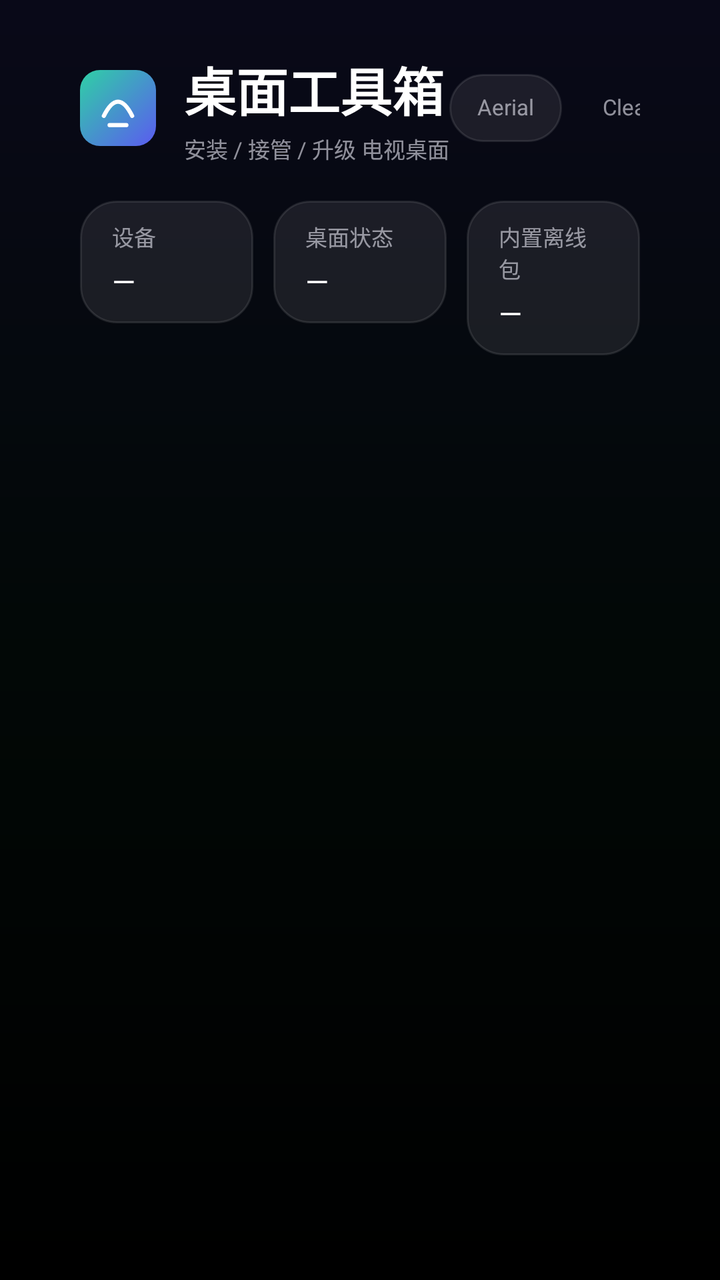
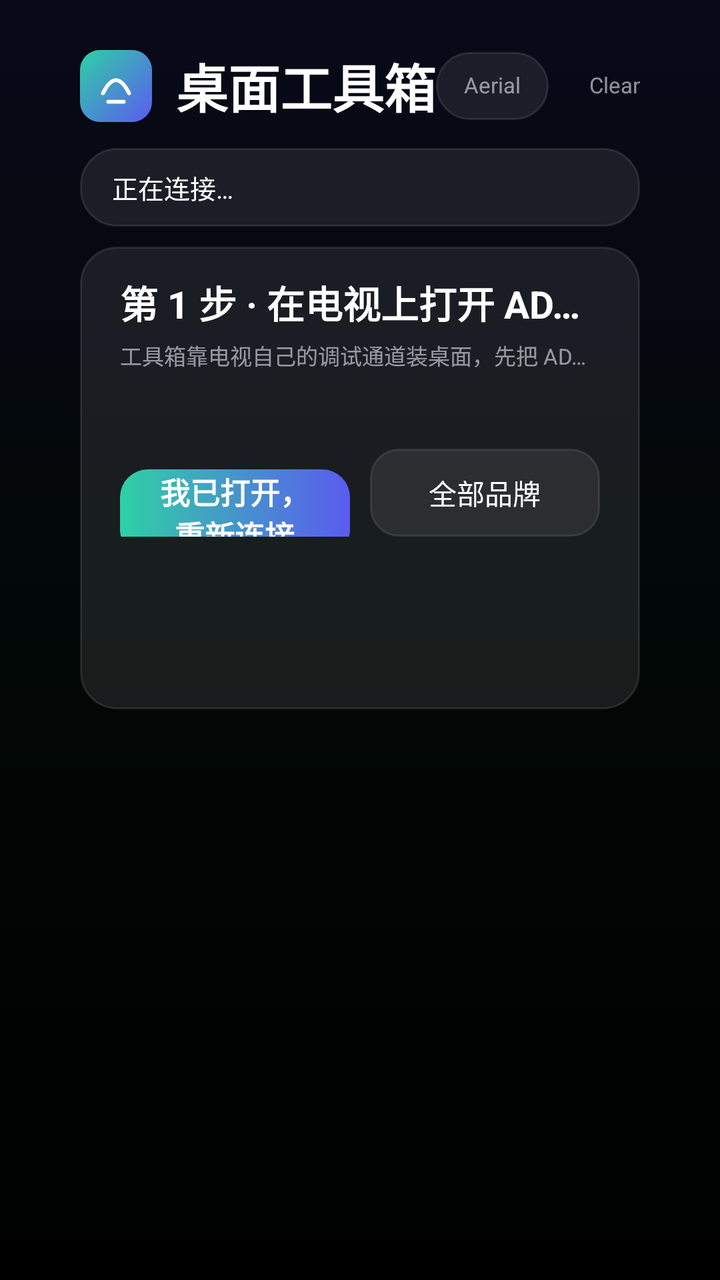

Screens rendered from an Android XML layout before and after an edit, with the pre-edit source and the edit as a unified diff.
<!-- AndroidManifest.xml: application theme AppTheme -->
<!-- res/layout/activity_main.xml -->
<?xml version="1.0" encoding="utf-8"?>
<FrameLayout xmlns:android="http://schemas.android.com/apk/res/android"
    android:layout_width="match_parent"
    android:layout_height="match_parent"
    android:background="@drawable/bg_app">

    
    <LinearLayout
        android:layout_width="match_parent"
        android:layout_height="match_parent"
        android:orientation="vertical"
        android:paddingStart="40dp"
        android:paddingTop="26dp"
        android:paddingEnd="40dp"
        android:paddingBottom="20dp">

        
        <LinearLayout
            android:layout_width="match_parent"
            android:layout_height="wrap_content"
            android:gravity="center_vertical"
            android:orientation="horizontal">

            <FrameLayout
                android:layout_width="38dp"
                android:layout_height="38dp"
                android:background="@drawable/bg_mark">

                <ImageView
                    android:layout_width="match_parent"
                    android:layout_height="match_parent"
                    android:contentDescription="@null"
                    android:padding="6dp"
                    android:src="@drawable/ic_mark" />
            </FrameLayout>

            <LinearLayout
                android:layout_width="wrap_content"
                android:layout_height="wrap_content"
                android:layout_marginStart="14dp"
                android:orientation="vertical">

                <TextView
                    android:layout_width="wrap_content"
                    android:layout_height="wrap_content"
                    android:text="@string/app_name"
                    style="@style/Text.LargeTitle" />

                <TextView
                    android:layout_width="wrap_content"
                    android:layout_height="wrap_content"
                    android:layout_marginTop="3dp"
                    android:text="@string/app_subtitle"
                    style="@style/Text.Caption" />
            </LinearLayout>

            <View
                android:layout_width="0dp"
                android:layout_height="1dp"
                android:layout_weight="1" />

            
            <LinearLayout
                android:layout_width="wrap_content"
                android:layout_height="wrap_content"
                android:layout_marginEnd="12dp"
                android:gravity="center_vertical"
                android:orientation="horizontal">

                <TextView
                    android:id="@+id/chipAerial"
                    style="@style/Text.Caption"
                    android:layout_width="wrap_content"
                    android:layout_height="34dp"
                    android:background="@drawable/bg_chip"
                    android:focusable="true"
                    android:foreground="?android:attr/selectableItemBackground"
                    android:gravity="center"
                    android:paddingStart="14dp"
                    android:paddingEnd="14dp"
                    android:text="Aerial" />

                <TextView
                    android:id="@+id/chipCleanTv"
                    style="@style/Text.Caption"
                    android:layout_width="wrap_content"
                    android:layout_height="34dp"
                    android:layout_marginStart="6dp"
                    android:focusable="true"
                    android:foreground="?android:attr/selectableItemBackground"
                    android:gravity="center"
                    android:paddingStart="14dp"
                    android:paddingEnd="14dp"
                    android:text="CleanYourTV" />
            </LinearLayout>

            <TextView
                android:id="@+id/tvStatus"
                android:layout_width="wrap_content"
                android:layout_height="wrap_content"
                android:background="@drawable/bg_chip"
                android:paddingStart="16dp"
                android:paddingTop="8dp"
                android:paddingEnd="16dp"
                android:paddingBottom="8dp"
                android:text="@string/connecting"
                android:textColor="@color/text_primary"
                android:textSize="13sp" />

            <Button
                android:id="@+id/btnRetry"
                style="@style/Btn.Ghost"
                android:layout_width="wrap_content"
                android:layout_height="40dp"
                android:layout_marginStart="10dp"
                android:text="@string/reconnect"
                android:textSize="13sp" />
        </LinearLayout>

        
        <LinearLayout
            android:layout_width="match_parent"
            android:layout_height="wrap_content"
            android:layout_marginTop="18dp"
            android:orientation="horizontal">

            <LinearLayout
                android:layout_width="0dp"
                android:layout_height="wrap_content"
                android:layout_weight="1"
                android:background="@drawable/bg_panel"
                android:orientation="vertical"
                android:paddingStart="16dp"
                android:paddingTop="10dp"
                android:paddingEnd="16dp"
                android:paddingBottom="11dp">

                <TextView
                    android:layout_width="wrap_content"
                    android:layout_height="wrap_content"
                    android:text="@string/info_device"
                    style="@style/Text.Caption" />

                <TextView
                    android:id="@+id/tvDevice"
                    android:layout_width="match_parent"
                    android:layout_height="wrap_content"
                    android:layout_marginTop="4dp"
                    android:ellipsize="end"
                    android:maxLines="1"
                    android:text="@string/dash"
                    android:textColor="@color/text_primary"
                    android:textSize="15sp" />
            </LinearLayout>

            <LinearLayout
                android:layout_width="0dp"
                android:layout_height="wrap_content"
                android:layout_marginStart="10dp"
                android:layout_weight="1"
                android:background="@drawable/bg_panel"
                android:orientation="vertical"
                android:paddingStart="16dp"
                android:paddingTop="10dp"
                android:paddingEnd="16dp"
                android:paddingBottom="11dp">

                <TextView
                    android:layout_width="wrap_content"
                    android:layout_height="wrap_content"
                    android:text="@string/info_desktop"
                    style="@style/Text.Caption" />

                <TextView
                    android:id="@+id/tvInstalled"
                    android:layout_width="match_parent"
                    android:layout_height="wrap_content"
                    android:layout_marginTop="4dp"
                    android:ellipsize="end"
                    android:maxLines="1"
                    android:text="@string/dash"
                    android:textColor="@color/text_primary"
                    android:textSize="15sp" />
            </LinearLayout>

            <LinearLayout
                android:layout_width="0dp"
                android:layout_height="wrap_content"
                android:layout_marginStart="10dp"
                android:layout_weight="1"
                android:background="@drawable/bg_panel"
                android:orientation="vertical"
                android:paddingStart="16dp"
                android:paddingTop="10dp"
                android:paddingEnd="16dp"
                android:paddingBottom="11dp">

                <TextView
                    android:layout_width="wrap_content"
                    android:layout_height="wrap_content"
                    android:text="@string/info_bundled"
                    style="@style/Text.Caption" />

                <TextView
                    android:id="@+id/tvLatest"
                    android:layout_width="match_parent"
                    android:layout_height="wrap_content"
                    android:layout_marginTop="4dp"
                    android:ellipsize="end"
                    android:maxLines="1"
                    android:text="@string/dash"
                    android:textColor="@color/text_primary"
                    android:textSize="15sp" />
            </LinearLayout>
        </LinearLayout>

        
        <ScrollView
            android:layout_width="match_parent"
            android:layout_height="0dp"
            android:layout_marginTop="8dp"
            android:layout_weight="1"
            android:clipChildren="true"
            android:clipToPadding="true"
            android:fillViewport="true"
            android:scrollbars="none">

            <LinearLayout
                android:id="@+id/actionGrid"
                android:layout_width="match_parent"
                android:layout_height="wrap_content"
                android:orientation="vertical" />
        </ScrollView>

        <TextView
            android:id="@+id/tvLog"
            android:layout_width="match_parent"
            android:layout_height="wrap_content"
            android:layout_marginTop="2dp"
            android:ellipsize="start"
            android:maxLines="2"
            android:minHeight="30dp"
            android:textColor="@color/text_secondary"
            android:textSize="11sp" />
    </LinearLayout>

</FrameLayout>
<!-- resources referenced by this layout -->
<resources>
  <color name="text_primary">#FFFFFFFF</color>
  <color name="text_secondary">#99EBEBF5</color>
  <string name="app_name">桌面工具箱</string>
  <string name="app_subtitle">安装 / 接管 / 升级 电视桌面</string>
  <string name="connecting">正在连接本机调试通道…</string>
  <string name="dash">—</string>
  <string name="info_bundled">内置离线包</string>
  <string name="info_desktop">桌面状态</string>
  <string name="info_device">设备</string>
  <string name="reconnect">重新连接</string>
  <style name="Btn.Ghost">
          <item name="android:background">@drawable/btn_ghost</item>
          <item name="android:textColor">@color/btn_ghost_text</item>
          <item name="android:textSize">14sp</item>
      </style>
  <style name="Text.Caption">
          <item name="android:textColor">@color/text_secondary</item>
          <item name="android:textSize">11sp</item>
          <item name="android:includeFontPadding">false</item>
      </style>
  <style name="Text.LargeTitle">
          <item name="android:textColor">@color/text_primary</item>
          <item name="android:textSize">26sp</item>
          <item name="android:textStyle">bold</item>
          <item name="android:includeFontPadding">false</item>
      </style>
  <color name="background">#FF000000</color>
  <color name="fill">#2E787880</color>
  <color name="hairline">#1AFFFFFF</color>
  <color name="brand_end">#FF5B5BF0</color>
  <color name="brand_start">#FF2FD0A5</color>
  <color name="focus">#FFF5F5F7</color>
  <color name="fill_strong">#52787880</color>
  <!-- unchanged entries left out for length: 7 -->
</resources>

<!-- the commit's change to res/layout/activity_main.xml (unified diff, before → after) -->
@@ -10,9 +10,9 @@
         android:layout_height="match_parent"
         android:orientation="vertical"
         android:paddingStart="40dp"
-        android:paddingTop="26dp"
+        android:paddingTop="24dp"
         android:paddingEnd="40dp"
-        android:paddingBottom="20dp">
+        android:paddingBottom="16dp">
 
         
         <LinearLayout
@@ -22,8 +22,8 @@
             android:orientation="horizontal">
 
             <FrameLayout
-                android:layout_width="38dp"
-                android:layout_height="38dp"
+                android:layout_width="36dp"
+                android:layout_height="36dp"
                 android:background="@drawable/bg_mark">
 
                 <ImageView
@@ -34,25 +34,12 @@
                     android:src="@drawable/ic_mark" />
             </FrameLayout>
 
-            <LinearLayout
+            <TextView
                 android:layout_width="wrap_content"
                 android:layout_height="wrap_content"
-                android:layout_marginStart="14dp"
-                android:orientation="vertical">
-
-                <TextView
-                    android:layout_width="wrap_content"
-                    android:layout_height="wrap_content"
-                    android:text="@string/app_name"
-                    style="@style/Text.LargeTitle" />
-
-                <TextView
-                    android:layout_width="wrap_content"
-                    android:layout_height="wrap_content"
-                    android:layout_marginTop="3dp"
-                    android:text="@string/app_subtitle"
-                    style="@style/Text.Caption" />
-            </LinearLayout>
+                android:layout_marginStart="12dp"
+                android:text="@string/app_name"
+                style="@style/Text.LargeTitle" />
 
             <View
                 android:layout_width="0dp"
@@ -63,7 +50,7 @@
             <LinearLayout
                 android:layout_width="wrap_content"
                 android:layout_height="wrap_content"
-                android:layout_marginEnd="12dp"
+                android:layout_marginEnd="10dp"
                 android:gravity="center_vertical"
                 android:orientation="horizontal">
 
@@ -74,7 +61,7 @@
                     android:layout_height="34dp"
                     android:background="@drawable/bg_chip"
                     android:focusable="true"
-                    android:foreground="?android:attr/selectableItemBackground"
+                    android:foreground="@drawable/fg_chip_focus"
                     android:gravity="center"
                     android:paddingStart="14dp"
                     android:paddingEnd="14dp"
@@ -87,32 +74,31 @@
                     android:layout_height="34dp"
                     android:layout_marginStart="6dp"
                     android:focusable="true"
-                    android:foreground="?android:attr/selectableItemBackground"
+                    android:foreground="@drawable/fg_chip_focus"
                     android:gravity="center"
                     android:paddingStart="14dp"
                     android:paddingEnd="14dp"
                     android:text="CleanYourTV" />
             </LinearLayout>
 
-            <TextView
-                android:id="@+id/tvStatus"
-                android:layout_width="wrap_content"
-                android:layout_height="wrap_content"
-                android:background="@drawable/bg_chip"
-                android:paddingStart="16dp"
-                android:paddingTop="8dp"
-                android:paddingEnd="16dp"
-                android:paddingBottom="8dp"
-                android:text="@string/connecting"
-                android:textColor="@color/text_primary"
-                android:textSize="13sp" />
+            
+            <Button
+                android:id="@+id/btnHelp"
+                style="@style/Btn.Ghost"
+                android:layout_width="42dp"
+                android:layout_height="38dp"
+                android:contentDescription="@string/btn_help"
+                android:paddingStart="0dp"
+                android:paddingEnd="0dp"
+                android:text="?"
+                android:textSize="16sp" />
 
             <Button
                 android:id="@+id/btnRetry"
                 style="@style/Btn.Ghost"
                 android:layout_width="wrap_content"
-                android:layout_height="40dp"
-                android:layout_marginStart="10dp"
+                android:layout_height="38dp"
+                android:layout_marginStart="8dp"
                 android:text="@string/reconnect"
                 android:textSize="13sp" />
         </LinearLayout>
@@ -121,104 +107,118 @@
         <LinearLayout
             android:layout_width="match_parent"
             android:layout_height="wrap_content"
-            android:layout_marginTop="18dp"
-            android:orientation="horizontal">
+            android:layout_marginTop="12dp"
+            android:background="@drawable/bg_panel"
+            android:gravity="center_vertical"
+            android:orientation="horizontal"
+            android:paddingStart="16dp"
+            android:paddingTop="10dp"
+            android:paddingEnd="16dp"
+            android:paddingBottom="10dp">
+
+            <TextView
+                android:id="@+id/tvInfo"
+                android:layout_width="match_parent"
+                android:layout_height="wrap_content"
+                android:ellipsize="end"
+                android:maxLines="1"
+                android:text="@string/connecting"
+                android:textColor="@color/text_primary"
+                android:textSize="13sp" />
+        </LinearLayout>
+
+        
+        <ScrollView
+            android:id="@+id/blockGuide"
+            android:layout_width="match_parent"
+            android:layout_height="0dp"
+            android:layout_marginTop="10dp"
+            android:layout_weight="1"
+            android:fillViewport="true"
+            android:scrollbars="none">
 
             <LinearLayout
-                android:layout_width="0dp"
-                android:layout_height="wrap_content"
-                android:layout_weight="1"
+                android:layout_width="match_parent"
+                android:layout_height="wrap_content"
                 android:background="@drawable/bg_panel"
                 android:orientation="vertical"
-                android:paddingStart="16dp"
-                android:paddingTop="10dp"
-                android:paddingEnd="16dp"
-                android:paddingBottom="11dp">
-
-                <TextView
-                    android:layout_width="wrap_content"
-                    android:layout_height="wrap_content"
-                    android:text="@string/info_device"
+                android:paddingStart="20dp"
+                android:paddingTop="14dp"
+                android:paddingEnd="20dp"
+                android:paddingBottom="14dp">
+
+                <TextView
+                    android:layout_width="match_parent"
+                    android:layout_height="wrap_content"
+                    android:maxLines="1"
+                    android:ellipsize="end"
+                    android:text="@string/guide_title"
+                    style="@style/Text.Title" />
+
+                <TextView
+                    android:layout_width="match_parent"
+                    android:layout_height="wrap_content"
+                    android:layout_marginTop="5dp"
+                    android:maxLines="1"
+                    android:ellipsize="end"
+                    android:text="@string/guide_desc"
                     style="@style/Text.Caption" />
 
                 <TextView
-                    android:id="@+id/tvDevice"
-                    android:layout_width="match_parent"
-                    android:layout_height="wrap_content"
-                    android:layout_marginTop="4dp"
+                    android:id="@+id/tvGuideBrand"
+                    android:layout_width="match_parent"
+                    android:layout_height="wrap_content"
+                    android:layout_marginTop="9dp"
                     android:ellipsize="end"
                     android:maxLines="1"
-                    android:text="@string/dash"
                     android:textColor="@color/text_primary"
-                    android:textSize="15sp" />
+                    android:textSize="13sp" />
+
+                <TextView
+                    android:id="@+id/tvGuideError"
+                    android:layout_width="match_parent"
+                    android:layout_height="wrap_content"
+                    android:layout_marginTop="7dp"
+                    android:ellipsize="end"
+                    android:maxLines="2"
+                    android:textColor="@color/warn"
+                    android:textSize="12sp"
+                    android:visibility="gone" />
+
+                <LinearLayout
+                    android:layout_width="match_parent"
+                    android:layout_height="wrap_content"
+                    android:layout_marginTop="12dp"
+                    android:orientation="horizontal">
+
+                    <Button
+                        android:id="@+id/btnGuideRetry"
+                        style="@style/Btn.Primary"
+                        android:layout_width="0dp"
+                        android:layout_height="44dp"
+                        android:layout_weight="1"
+                        android:text="@string/guide_retry"
+                        android:textSize="15sp" />
+
+                    <Button
+                        android:id="@+id/btnGuideHelp"
+                        style="@style/Btn.Ghost"
+                        android:layout_width="0dp"
+                        android:layout_height="44dp"
+                        android:layout_marginStart="10dp"
+                        android:layout_weight="1"
+                        android:text="@string/guide_more_brands"
+                        android:textSize="14sp" />
+                </LinearLayout>
             </LinearLayout>
-
-            <LinearLayout
-                android:layout_width="0dp"
-                android:layout_height="wrap_content"
-                android:layout_marginStart="10dp"
-                android:layout_weight="1"
-                android:background="@drawable/bg_panel"
-                android:orientation="vertical"
-                android:paddingStart="16dp"
-                android:paddingTop="10dp"
-                android:paddingEnd="16dp"
-                android:paddingBottom="11dp">
-
-                <TextView
-                    android:layout_width="wrap_content"
-                    android:layout_height="wrap_content"
-                    android:text="@string/info_desktop"
-                    style="@style/Text.Caption" />
-
-                <TextView
-                    android:id="@+id/tvInstalled"
-                    android:layout_width="match_parent"
-                    android:layout_height="wrap_content"
-                    android:layout_marginTop="4dp"
-                    android:ellipsize="end"
-                    android:maxLines="1"
-                    android:text="@string/dash"
-                    android:textColor="@color/text_primary"
-                    android:textSize="15sp" />
-            </LinearLayout>
-
-            <LinearLayout
-                android:layout_width="0dp"
-                android:layout_height="wrap_content"
-                android:layout_marginStart="10dp"
-                android:layout_weight="1"
-                android:background="@drawable/bg_panel"
-                android:orientation="vertical"
-                android:paddingStart="16dp"
-                android:paddingTop="10dp"
-                android:paddingEnd="16dp"
-                android:paddingBottom="11dp">
-
-                <TextView
-                    android:layout_width="wrap_content"
-                    android:layout_height="wrap_content"
-                    android:text="@string/info_bundled"
-                    style="@style/Text.Caption" />
-
-                <TextView
-                    android:id="@+id/tvLatest"
-                    android:layout_width="match_parent"
-                    android:layout_height="wrap_content"
-                    android:layout_marginTop="4dp"
-                    android:ellipsize="end"
-                    android:maxLines="1"
-                    android:text="@string/dash"
-                    android:textColor="@color/text_primary"
-                    android:textSize="15sp" />
-            </LinearLayout>
-        </LinearLayout>
+        </ScrollView>
 
         
         <ScrollView
+            android:id="@+id/actionScroll"
             android:layout_width="match_parent"
             android:layout_height="0dp"
-            android:layout_marginTop="8dp"
+            android:layout_marginTop="10dp"
             android:layout_weight="1"
             android:clipChildren="true"
             android:clipToPadding="true"
@@ -239,7 +239,7 @@
             android:layout_marginTop="2dp"
             android:ellipsize="start"
             android:maxLines="2"
-            android:minHeight="30dp"
+            android:minHeight="26dp"
             android:textColor="@color/text_secondary"
             android:textSize="11sp" />
     </LinearLayout>
<!-- resource entries referenced after the edit -->
@@ -2,18 +2,45 @@
 <resources>
   <color name="text_primary">#FFFFFFFF</color>
   <color name="text_secondary">#99EBEBF5</color>
+  <color name="warn">#FFFF9F0A</color>
+  <!-- drawable fg_chip_focus (drawable) -->
+  <?xml version="1.0" encoding="utf-8"?>
+  <selector xmlns:android="http://schemas.android.com/apk/res/android">
+      <item android:state_focused="true">
+          <shape android:shape="rectangle">
+              <solid android:color="@android:color/transparent" />
+              <stroke
+                  android:width="2dp"
+                  android:color="@color/focus" />
+              <corners android:radius="999dp" />
+          </shape>
+      </item>
+      <item android:state_pressed="true">
+          <shape android:shape="rectangle">
+              <solid android:color="#33FFFFFF" />
+              <corners android:radius="999dp" />
+          </shape>
+      </item>
+      <item android:drawable="@android:color/transparent" />
+  </selector>
   <string name="app_name">桌面工具箱</string>
-  <string name="app_subtitle">安装 / 接管 / 升级 电视桌面</string>
-  <string name="connecting">正在连接本机调试通道…</string>
-  <string name="dash">—</string>
-  <string name="info_bundled">内置离线包</string>
-  <string name="info_desktop">桌面状态</string>
-  <string name="info_device">设备</string>
+  <string name="btn_help">帮助</string>
+  <string name="connecting">正在连接…</string>
+  <string name="guide_desc">工具箱靠电视自己的调试通道装桌面，先把 ADB 打开。</string>
+  <string name="guide_more_brands">全部品牌</string>
+  <string name="guide_retry">我已打开，重新连接</string>
+  <string name="guide_title">第 1 步 · 在电视上打开 ADB 调试</string>
   <string name="reconnect">重新连接</string>
   <style name="Btn.Ghost">
           <item name="android:background">@drawable/btn_ghost</item>
           <item name="android:textColor">@color/btn_ghost_text</item>
           <item name="android:textSize">14sp</item>
+      </style>
+  <style name="Btn.Primary">
+          <item name="android:background">@drawable/btn_primary</item>
+          <item name="android:textColor">@color/btn_primary_text</item>
+          <item name="android:textSize">15sp</item>
+          <item name="android:textStyle">bold</item>
       </style>
   <style name="Text.Caption">
           <item name="android:textColor">@color/text_secondary</item>
@@ -26,13 +53,45 @@
           <item name="android:textStyle">bold</item>
           <item name="android:includeFontPadding">false</item>
       </style>
+  <style name="Text.Title">
+          <item name="android:textColor">@color/text_primary</item>
+          <item name="android:textSize">19sp</item>
+          <item name="android:textStyle">bold</item>
+          <item name="android:includeFontPadding">false</item>
+      </style>
   <color name="background">#FF000000</color>
   <color name="fill">#2E787880</color>
   <color name="hairline">#1AFFFFFF</color>
   <color name="brand_end">#FF5B5BF0</color>
   <color name="brand_start">#FF2FD0A5</color>
   <color name="focus">#FFF5F5F7</color>
+  <!-- drawable btn_primary (drawable) -->
+  <?xml version="1.0" encoding="utf-8"?>
+  <selector xmlns:android="http://schemas.android.com/apk/res/android">
+      <item android:state_focused="true">
+          <shape android:shape="rectangle">
+              <solid android:color="@color/focus" />
+              <corners android:radius="14dp" />
+          </shape>
+      </item>
+      <item android:state_pressed="true">
+          <shape android:shape="rectangle">
+              <solid android:color="#E6F5F5F7" />
+              <corners android:radius="14dp" />
+          </shape>
+      </item>
+      <item android:drawable="@drawable/bg_brand" />
+  </selector>
   <color name="fill_strong">#52787880</color>
+  <!-- drawable bg_brand (drawable) -->
+  <?xml version="1.0" encoding="utf-8"?>
+  <shape xmlns:android="http://schemas.android.com/apk/res/android" android:shape="rectangle">
+      <gradient
+          android:angle="0"
+          android:endColor="@color/brand_end"
+          android:startColor="@color/brand_start" />
+      <corners android:radius="14dp" />
+  </shape>
   <!-- unchanged entries left out for length: 7 -->
 </resources>
 
